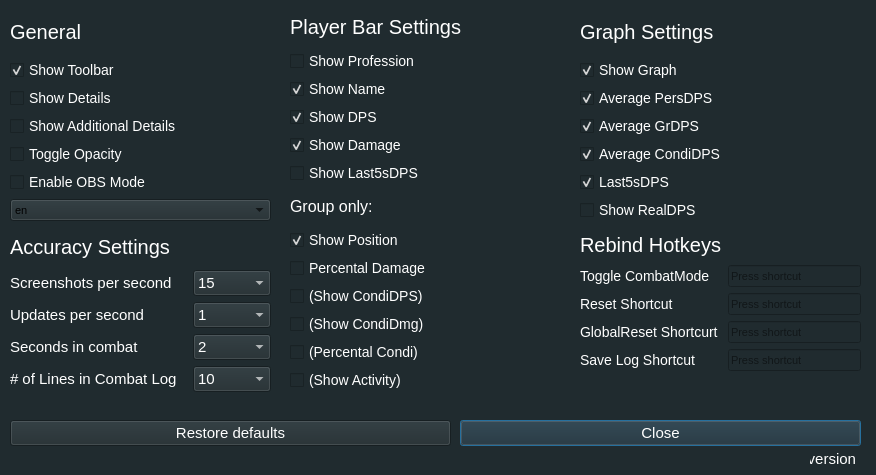
Old version of the form configurator.ui in the repository Tyrox92/Gw2SPECS.
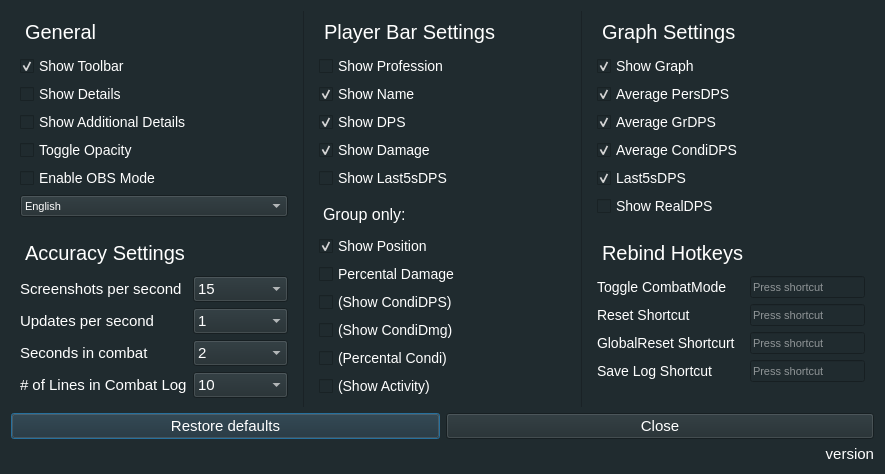
New version of the form.

Commit message:
Changed Options Layout and Renamed Translation Files
- Added new Layout to Options UI
- Renamed Translation names properly
- Added few new German Strings (French missing)

```diff
--- a/configurator.ui
+++ b/configurator.ui
@@ -6,8 +6,8 @@
    <rect>
     <x>0</x>
     <y>0</y>
-    <width>876</width>
-    <height>475</height>
+    <width>885</width>
+    <height>458</height>
    </rect>
   </property>
   <property name="sizePolicy">
@@ -33,42 +33,9 @@
   <property name="modal">
    <bool>false</bool>
   </property>
-  <widget class="QPushButton" name="pushButtonReset_2">
-   <property name="geometry">
-    <rect>
-     <x>460</x>
-     <y>420</y>
-     <width>401</width>
-     <height>26</height>
-    </rect>
-   </property>
-   <property name="sizePolicy">
-    <sizepolicy hsizetype="Minimum" vsizetype="Fixed">
-     <horstretch>0</horstretch>
-     <verstretch>0</verstretch>
-    </sizepolicy>
-   </property>
-   <property name="font">
-    <font>
-     <pointsize>11</pointsize>
-    </font>
-   </property>
-   <property name="styleSheet">
-    <string notr="true">color: rgb(255, 255, 255);</string>
-   </property>
-   <property name="text">
-    <string>Close</string>
-   </property>
-  </widget>
+  <layout class="QGridLayout" name="gridLayout_6">
+   <item row="2" column="0" colspan="3">
   <widget class="QPushButton" name="pushButtonReset">
-   <property name="geometry">
-    <rect>
-     <x>10</x>
-     <y>420</y>
-     <width>441</width>
-     <height>26</height>
-    </rect>
-   </property>
    <property name="sizePolicy">
     <sizepolicy hsizetype="Minimum" vsizetype="Fixed">
      <horstretch>0</horstretch>
@@ -87,15 +54,30 @@
     <string>Restore defaults</string>
    </property>
   </widget>
+   </item>
+   <item row="2" column="3" colspan="3">
+    <widget class="QPushButton" name="pushButtonReset_2">
+     <property name="sizePolicy">
+      <sizepolicy hsizetype="Minimum" vsizetype="Fixed">
+       <horstretch>0</horstretch>
+       <verstretch>0</verstretch>
+      </sizepolicy>
+     </property>
+     <property name="font">
+      <font>
+       <pointsize>11</pointsize>
+      </font>
+     </property>
+     <property name="styleSheet">
+      <string notr="true">color: rgb(255, 255, 255);</string>
+     </property>
+     <property name="text">
+      <string>Close</string>
+     </property>
+    </widget>
+   </item>
+   <item row="3" column="5">
   <widget class="QLabel" name="labelVersion">
-   <property name="geometry">
-    <rect>
-     <x>810</x>
-     <y>450</y>
-     <width>46</width>
-     <height>18</height>
-    </rect>
-   </property>
    <property name="sizePolicy">
     <sizepolicy hsizetype="Preferred" vsizetype="Preferred">
      <horstretch>0</horstretch>
@@ -128,153 +110,125 @@
     <bool>true</bool>
    </property>
   </widget>
+   </item>
+   <item row="0" column="0" alignment="Qt::AlignTop">
+    <widget class="QWidget" name="widget_2" native="true">
+     <property name="sizePolicy">
+      <sizepolicy hsizetype="MinimumExpanding" vsizetype="Preferred">
+       <horstretch>0</horstretch>
+       <verstretch>0</verstretch>
+      </sizepolicy>
+     </property>
+     <property name="minimumSize">
+      <size>
+       <width>265</width>
+       <height>0</height>
+      </size>
+     </property>
+     <layout class="QGridLayout" name="gridLayout_2">
+      <item row="0" column="0">
+       <widget class="QLabel" name="label">
+        <property name="styleSheet">
+         <string notr="true">color: rgb(255,255,255);font-size:20px;margin:0px 0px 5px -5px</string>
+        </property>
+        <property name="text">
+         <string>General</string>
+        </property>
+       </widget>
+      </item>
+      <item row="1" column="0">
+       <widget class="QCheckBox" name="checkBoxToolbar">
+        <property name="styleSheet">
+         <string notr="true">color:white;font-size:14px;</string>
+        </property>
+        <property name="text">
+         <string>Show Toolbar</string>
+        </property>
+        <property name="checked">
+         <bool>true</bool>
+        </property>
+       </widget>
+      </item>
+      <item row="2" column="0">
+       <widget class="QCheckBox" name="checkBoxDetails">
+        <property name="styleSheet">
+         <string notr="true">color:white;font-size:14px;</string>
+        </property>
+        <property name="text">
+         <string>Show Details</string>
+        </property>
+       </widget>
+      </item>
+      <item row="3" column="0">
+       <widget class="QCheckBox" name="checkBoxExtraDetails">
+        <property name="styleSheet">
+         <string notr="true">color:white;font-size:14px;</string>
+        </property>
+        <property name="text">
+         <string>Show Additional Details</string>
+        </property>
+       </widget>
+      </item>
+      <item row="4" column="0">
+       <widget class="QCheckBox" name="checkBoxOpacity">
+        <property name="styleSheet">
+         <string notr="true">color:white;font-size:14px;</string>
+        </property>
+        <property name="text">
+         <string>Toggle Opacity</string>
+        </property>
+       </widget>
+      </item>
+      <item row="5" column="0">
+       <widget class="QCheckBox" name="checkBoxOBS">
+        <property name="styleSheet">
+         <string notr="true">color:white;font-size:14px;</string>
+        </property>
+        <property name="text">
+         <string>Enable OBS Mode</string>
+        </property>
+       </widget>
+      </item>
+      <item row="6" column="0">
+       <widget class="QComboBox" name="comboBoxLanguage">
+        <property name="styleSheet">
+         <string notr="true">color: rgb(255, 255, 255);</string>
+        </property>
+        <item>
+         <property name="text">
+          <string>English</string>
+         </property>
+        </item>
+        <item>
+         <property name="text">
+          <string>Deutsch</string>
+         </property>
+        </item>
+        <item>
+         <property name="text">
+          <string>Francais</string>
+         </property>
+        </item>
+       </widget>
+      </item>
+     </layout>
+    </widget>
+   </item>
+   <item row="1" column="0" alignment="Qt::AlignTop">
   <widget class="QWidget" name="widget" native="true">
-   <property name="geometry">
-    <rect>
-     <x>10</x>
-     <y>230</y>
-     <width>261</width>
-     <height>162</height>
-    </rect>
+     <property name="sizePolicy">
+      <sizepolicy hsizetype="MinimumExpanding" vsizetype="Preferred">
+       <horstretch>0</horstretch>
+       <verstretch>0</verstretch>
+      </sizepolicy>
+     </property>
+     <property name="minimumSize">
+      <size>
+       <width>265</width>
+       <height>0</height>
+      </size>
    </property>
    <layout class="QGridLayout" name="gridLayout">
-    <item row="0" column="0" colspan="2">
-     <widget class="QLabel" name="label_2">
-      <property name="styleSheet">
-       <string notr="true">color: rgb(255,255,255);font-size:20px</string>
-      </property>
-      <property name="text">
-       <string>Accuracy Settings</string>
-      </property>
-     </widget>
-    </item>
-    <item row="1" column="0" colspan="2">
-     <widget class="QLabel" name="labelScreenshots">
-      <property name="font">
-       <font>
-        <family>MS Shell Dlg 2</family>
-        <pointsize>11</pointsize>
-        <weight>50</weight>
-        <italic>false</italic>
-        <bold>false</bold>
-       </font>
-      </property>
-      <property name="styleSheet">
-       <string notr="true">color: rgb(255, 255, 255);</string>
-      </property>
-      <property name="text">
-       <string>Screenshots per second</string>
-      </property>
-      <property name="alignment">
-       <set>Qt::AlignLeading|Qt::AlignLeft|Qt::AlignVCenter</set>
-      </property>
-     </widget>
-    </item>
-    <item row="1" column="2" colspan="2">
-     <widget class="QComboBox" name="comboBoxScreenshots">
-      <property name="font">
-       <font>
-        <family>MS Shell Dlg 2</family>
-        <pointsize>11</pointsize>
-        <weight>50</weight>
-        <italic>false</italic>
-        <bold>false</bold>
-       </font>
-      </property>
-      <property name="styleSheet">
-       <string notr="true">color: rgb(255, 255, 255);</string>
-      </property>
-      <property name="currentText">
-       <string>15</string>
-      </property>
-      <property name="currentIndex">
-       <number>0</number>
-      </property>
-      <item>
-       <property name="text">
-        <string>15</string>
-       </property>
-      </item>
-      <item>
-       <property name="text">
-        <string>20</string>
-       </property>
-      </item>
-      <item>
-       <property name="text">
-        <string>25</string>
-       </property>
-      </item>
-     </widget>
-    </item>
-    <item row="2" column="0">
-     <widget class="QLabel" name="labelUpdates">
-      <property name="font">
-       <font>
-        <family>MS Shell Dlg 2</family>
-        <pointsize>11</pointsize>
-        <weight>50</weight>
-        <italic>false</italic>
-        <bold>false</bold>
-       </font>
-      </property>
-      <property name="styleSheet">
-       <string notr="true">color: rgb(255, 255, 255);</string>
-      </property>
-      <property name="text">
-       <string>Updates per second</string>
-      </property>
-      <property name="alignment">
-       <set>Qt::AlignLeading|Qt::AlignLeft|Qt::AlignVCenter</set>
-      </property>
-     </widget>
-    </item>
-    <item row="3" column="0">
-     <widget class="QLabel" name="labelSecondsInCombat">
-      <property name="font">
-       <font>
-        <family>MS Shell Dlg 2</family>
-        <pointsize>11</pointsize>
-        <weight>50</weight>
-        <italic>false</italic>
-        <bold>false</bold>
-       </font>
-      </property>
-      <property name="styleSheet">
-       <string notr="true">color: rgb(255, 255, 255);</string>
-      </property>
-      <property name="text">
-       <string>Seconds in combat</string>
-      </property>
-      <property name="alignment">
-       <set>Qt::AlignLeading|Qt::AlignLeft|Qt::AlignVCenter</set>
-      </property>
-     </widget>
-    </item>
-    <item row="2" column="2" colspan="2">
-     <widget class="QComboBox" name="comboBoxUpdates">
-      <property name="font">
-       <font>
-        <family>MS Shell Dlg 2</family>
-        <pointsize>11</pointsize>
-        <weight>50</weight>
-        <italic>false</italic>
-        <bold>false</bold>
-       </font>
-      </property>
-      <property name="styleSheet">
-       <string notr="true">color: rgb(255, 255, 255);</string>
-      </property>
-      <property name="currentIndex">
-       <number>0</number>
-      </property>
-      <item>
-       <property name="text">
-        <string>1</string>
-       </property>
-      </item>
-     </widget>
-    </item>
     <item row="3" column="2" colspan="2">
      <widget class="QComboBox" name="comboBoxSecondsInCombat">
       <property name="font">
@@ -386,282 +340,165 @@
       </item>
      </widget>
     </item>
-   </layout>
-  </widget>
-  <widget class="QWidget" name="widget_2" native="true">
-   <property name="geometry">
-    <rect>
-     <x>10</x>
-     <y>10</y>
-     <width>261</width>
-     <height>211</height>
-    </rect>
-   </property>
-   <layout class="QGridLayout" name="gridLayout_2">
-    <item row="0" column="0">
-     <widget class="QLabel" name="label">
+      <item row="3" column="0" colspan="2">
+       <widget class="QLabel" name="labelSecondsInCombat">
+        <property name="font">
+         <font>
+          <family>MS Shell Dlg 2</family>
+          <pointsize>11</pointsize>
+          <weight>50</weight>
+          <italic>false</italic>
+          <bold>false</bold>
+         </font>
+        </property>
       <property name="styleSheet">
-       <string notr="true">color: rgb(255,255,255);font-size:20px</string>
+         <string notr="true">color: rgb(255, 255, 255);</string>
       </property>
       <property name="text">
-       <string>General</string>
-      </property>
-     </widget>
-    </item>
-    <item row="1" column="0">
-     <widget class="QCheckBox" name="checkBoxToolbar">
-      <property name="styleSheet">
-       <string notr="true">color:white;font-size:14px;</string>
-      </property>
-      <property name="text">
-       <string>Show Toolbar</string>
-      </property>
-      <property name="checked">
-       <bool>true</bool>
-      </property>
-     </widget>
-    </item>
-    <item row="2" column="0">
-     <widget class="QCheckBox" name="checkBoxDetails">
-      <property name="styleSheet">
-       <string notr="true">color:white;font-size:14px;</string>
-      </property>
-      <property name="text">
-       <string>Show Details</string>
-      </property>
-     </widget>
-    </item>
-    <item row="3" column="0">
-     <widget class="QCheckBox" name="checkBoxExtraDetails">
+         <string>Seconds in combat</string>
+        </property>
+        <property name="alignment">
+         <set>Qt::AlignLeading|Qt::AlignLeft|Qt::AlignVCenter</set>
+        </property>
+       </widget>
+      </item>
+      <item row="2" column="0" colspan="2">
+       <widget class="QLabel" name="labelUpdates">
+        <property name="font">
+         <font>
+          <family>MS Shell Dlg 2</family>
+          <pointsize>11</pointsize>
+          <weight>50</weight>
+          <italic>false</italic>
+          <bold>false</bold>
+         </font>
+        </property>
       <property name="styleSheet">
-       <string notr="true">color:white;font-size:14px;</string>
+         <string notr="true">color: rgb(255, 255, 255);</string>
       </property>
       <property name="text">
-       <string>Show Additional Details</string>
-      </property>
-     </widget>
-    </item>
-    <item row="4" column="0">
-     <widget class="QCheckBox" name="checkBoxOpacity">
-      <property name="styleSheet">
-       <string notr="true">color:white;font-size:14px;</string>
-      </property>
-      <property name="text">
-       <string>Toggle Opacity</string>
-      </property>
-     </widget>
-    </item>
-    <item row="5" column="0">
-     <widget class="QCheckBox" name="checkBoxOBS">
-      <property name="styleSheet">
-       <string notr="true">color:white;font-size:14px;</string>
-      </property>
-      <property name="text">
-       <string>Enable OBS Mode</string>
-      </property>
-     </widget>
-    </item>
-    <item row="6" column="0">
-     <widget class="QComboBox" name="comboBoxLanguage">
-      <item>
-       <property name="text">
-        <string>en</string>
-       </property>
-      </item>
-      <item>
-       <property name="text">
-        <string>de</string>
-       </property>
-      </item>
-      <item>
-       <property name="text">
-        <string>fr</string>
-       </property>
-      </item>
-     </widget>
-    </item>
-   </layout>
-  </widget>
-  <widget class="QWidget" name="widget_3" native="true">
-   <property name="geometry">
-    <rect>
-     <x>290</x>
-     <y>10</y>
-     <width>271</width>
-     <height>381</height>
-    </rect>
-   </property>
-   <layout class="QGridLayout" name="gridLayout_3">
-    <property name="sizeConstraint">
-     <enum>QLayout::SetDefaultConstraint</enum>
-    </property>
-    <item row="6" column="0">
-     <widget class="QCheckBox" name="checkBox5sDPS">
+         <string>Updates per second</string>
+        </property>
+        <property name="alignment">
+         <set>Qt::AlignLeading|Qt::AlignLeft|Qt::AlignVCenter</set>
+        </property>
+       </widget>
+      </item>
+      <item row="1" column="0" colspan="2">
+       <widget class="QLabel" name="labelScreenshots">
+        <property name="font">
+         <font>
+          <family>MS Shell Dlg 2</family>
+          <pointsize>11</pointsize>
+          <weight>50</weight>
+          <italic>false</italic>
+          <bold>false</bold>
+         </font>
+        </property>
       <property name="styleSheet">
-       <string notr="true">color:white;font-size:14px;</string>
+         <string notr="true">color: rgb(255, 255, 255);</string>
       </property>
       <property name="text">
-       <string>Show Last5sDPS</string>
-      </property>
-      <property name="checked">
-       <bool>false</bool>
+         <string>Screenshots per second</string>
+        </property>
+        <property name="alignment">
+         <set>Qt::AlignLeading|Qt::AlignLeft|Qt::AlignVCenter</set>
       </property>
      </widget>
     </item>
-    <item row="9" column="0">
-     <widget class="QCheckBox" name="checkBoxPerDmg">
-      <property name="styleSheet">
-       <string notr="true">color:white;font-size:14px;</string>
-      </property>
-      <property name="text">
-       <string>Percental Damage</string>
-      </property>
-      <property name="checked">
-       <bool>false</bool>
-      </property>
-     </widget>
-    </item>
-    <item row="4" column="0">
-     <widget class="QCheckBox" name="checkBoxDPS">
+      <item row="2" column="2" colspan="2">
+       <widget class="QComboBox" name="comboBoxUpdates">
+        <property name="font">
+         <font>
+          <family>MS Shell Dlg 2</family>
+          <pointsize>11</pointsize>
+          <weight>50</weight>
+          <italic>false</italic>
+          <bold>false</bold>
+         </font>
+        </property>
       <property name="styleSheet">
-       <string notr="true">color:white;font-size:14px;</string>
-      </property>
-      <property name="text">
-       <string>Show DPS</string>
-      </property>
-      <property name="checked">
-       <bool>true</bool>
-      </property>
-     </widget>
-    </item>
-    <item row="3" column="0">
-     <widget class="QCheckBox" name="checkBoxName">
-      <property name="styleSheet">
-       <string notr="true">color:white;font-size:14px;</string>
-      </property>
+         <string notr="true">color: rgb(255, 255, 255);</string>
+        </property>
+        <property name="currentIndex">
+         <number>0</number>
+        </property>
+        <item>
       <property name="text">
-       <string>Show Name</string>
-      </property>
-      <property name="checked">
-       <bool>true</bool>
-      </property>
-     </widget>
-    </item>
-    <item row="2" column="0">
-     <widget class="QCheckBox" name="checkBoxProfColors">
-      <property name="styleSheet">
-       <string notr="true">color:white;font-size:14px;</string>
-      </property>
-      <property name="text">
-       <string>Show Profession</string>
-      </property>
-     </widget>
-    </item>
-    <item row="5" column="0">
-     <widget class="QCheckBox" name="checkBoxDamage">
-      <property name="styleSheet">
-       <string notr="true">color:white;font-size:14px;</string>
-      </property>
-      <property name="text">
-       <string>Show Damage</string>
-      </property>
-      <property name="checked">
-       <bool>true</bool>
-      </property>
-     </widget>
-    </item>
-    <item row="8" column="0">
-     <widget class="QCheckBox" name="checkBoxPosition">
-      <property name="enabled">
-       <bool>true</bool>
-      </property>
+          <string>1</string>
+         </property>
+        </item>
+       </widget>
+      </item>
+      <item row="1" column="2" colspan="2">
+       <widget class="QComboBox" name="comboBoxScreenshots">
+        <property name="font">
+         <font>
+          <family>MS Shell Dlg 2</family>
+          <pointsize>11</pointsize>
+          <weight>50</weight>
+          <italic>false</italic>
+          <bold>false</bold>
+         </font>
+        </property>
       <property name="styleSheet">
-       <string notr="true">color:white;font-size:14px;</string>
-      </property>
-      <property name="text">
-       <string>Show Position</string>
-      </property>
-      <property name="checked">
-       <bool>true</bool>
-      </property>
-     </widget>
-    </item>
-    <item row="7" column="0">
-     <widget class="QLabel" name="groupOnly">
-      <property name="styleSheet">
-       <string notr="true">color:white;font-size:16px;</string>
-      </property>
+         <string notr="true">color: rgb(255, 255, 255);</string>
+        </property>
+        <property name="currentText">
+         <string>15</string>
+        </property>
+        <property name="currentIndex">
+         <number>0</number>
+        </property>
+        <item>
       <property name="text">
-       <string>Group only:</string>
-      </property>
-     </widget>
-    </item>
-    <item row="10" column="0">
-     <widget class="QCheckBox" name="checkBoxCDPS">
-      <property name="styleSheet">
-       <string notr="true">color:white;font-size:14px;</string>
-      </property>
+          <string>15</string>
+         </property>
+        </item>
+        <item>
       <property name="text">
-       <string>(Show CondiDPS)</string>
-      </property>
-     </widget>
-    </item>
-    <item row="11" column="0">
-     <widget class="QCheckBox" name="checkBoxCDamage">
-      <property name="styleSheet">
-       <string notr="true">color:white;font-size:14px;</string>
-      </property>
+          <string>20</string>
+         </property>
+        </item>
+        <item>
       <property name="text">
-       <string>(Show CondiDmg)</string>
-      </property>
-     </widget>
-    </item>
-    <item row="13" column="0">
-     <widget class="QCheckBox" name="checkBoxActivity">
-      <property name="styleSheet">
-       <string notr="true">color:white;font-size:14px;</string>
-      </property>
-      <property name="text">
-       <string>(Show Activity)</string>
-      </property>
-     </widget>
-    </item>
-    <item row="12" column="0">
-     <widget class="QCheckBox" name="checkBoxCPerDmg">
+          <string>25</string>
+         </property>
+        </item>
+       </widget>
+      </item>
+      <item row="0" column="0" colspan="2">
+       <widget class="QLabel" name="label_2">
       <property name="styleSheet">
-       <string notr="true">color:white;font-size:14px;</string>
+         <string notr="true">color: rgb(255,255,255);font-size:20px;margin:0px 0px 5px -5px</string>
       </property>
       <property name="text">
-       <string>(Percental Condi)</string>
+         <string>Accuracy Settings</string>
       </property>
      </widget>
     </item>
-    <item row="1" column="0">
-     <widget class="QLabel" name="label_3">
-      <property name="styleSheet">
-       <string notr="true">color: rgb(255,255,255);font-size:20px</string>
-      </property>
-      <property name="text">
-       <string>Player Bar Settings</string>
-      </property>
-     </widget>
-    </item>
-   </layout>
-  </widget>
+     </layout>
+    </widget>
+   </item>
+   <item row="0" column="5" alignment="Qt::AlignTop">
   <widget class="QWidget" name="widget_4" native="true">
-   <property name="geometry">
-    <rect>
-     <x>580</x>
-     <y>10</y>
-     <width>281</width>
-     <height>211</height>
-    </rect>
+     <property name="sizePolicy">
+      <sizepolicy hsizetype="MinimumExpanding" vsizetype="Preferred">
+       <horstretch>0</horstretch>
+       <verstretch>0</verstretch>
+      </sizepolicy>
+     </property>
+     <property name="minimumSize">
+      <size>
+       <width>265</width>
+       <height>0</height>
+      </size>
    </property>
    <layout class="QGridLayout" name="gridLayout_4">
     <item row="4" column="0">
      <widget class="QLabel" name="label_4">
       <property name="styleSheet">
-       <string notr="true">color: rgb(255,255,255);font-size:20px</string>
+         <string notr="true">color: rgb(255,255,255);font-size:20px;margin:0px 0px 5px -5px</string>
       </property>
       <property name="text">
        <string>Graph Settings</string>
@@ -766,20 +603,26 @@
     </item>
    </layout>
   </widget>
+   </item>
+   <item row="1" column="5" alignment="Qt::AlignTop">
   <widget class="QWidget" name="widget_5" native="true">
-   <property name="geometry">
-    <rect>
-     <x>580</x>
-     <y>230</y>
-     <width>281</width>
-     <height>141</height>
-    </rect>
+     <property name="sizePolicy">
+      <sizepolicy hsizetype="MinimumExpanding" vsizetype="Preferred">
+       <horstretch>0</horstretch>
+       <verstretch>0</verstretch>
+      </sizepolicy>
+     </property>
+     <property name="minimumSize">
+      <size>
+       <width>265</width>
+       <height>0</height>
+      </size>
    </property>
    <layout class="QGridLayout" name="gridLayout_5">
     <item row="0" column="0" colspan="2">
      <widget class="QLabel" name="label_5">
       <property name="styleSheet">
-       <string notr="true">color: rgb(255,255,255);font-size:20px</string>
+         <string notr="true">color: rgb(255,255,255);font-size:20px;margin:0px 0px 5px -5px</string>
       </property>
       <property name="text">
        <string>Rebind Hotkeys</string>
@@ -817,7 +660,11 @@
      </widget>
     </item>
     <item row="3" column="2">
-     <widget class="QKeySequenceEdit" name="seqEditGlobalReset"/>
+       <widget class="QKeySequenceEdit" name="seqEditGlobalReset">
+        <property name="styleSheet">
+         <string notr="true">color: rgb(255, 255, 255);</string>
+        </property>
+       </widget>
     </item>
     <item row="4" column="0">
      <widget class="QLabel" name="labelShortcut4">
@@ -830,16 +677,234 @@
      </widget>
     </item>
     <item row="1" column="2">
-     <widget class="QKeySequenceEdit" name="seqEditCombatMode"/>
+       <widget class="QKeySequenceEdit" name="seqEditCombatMode">
+        <property name="styleSheet">
+         <string notr="true">color: rgb(255, 255, 255);</string>
+        </property>
+       </widget>
     </item>
     <item row="2" column="2">
-     <widget class="QKeySequenceEdit" name="seqEditReset"/>
+       <widget class="QKeySequenceEdit" name="seqEditReset">
+        <property name="styleSheet">
+         <string notr="true">color: rgb(255, 255, 255);</string>
+        </property>
+       </widget>
     </item>
     <item row="4" column="2">
-     <widget class="QKeySequenceEdit" name="seqEditSave"/>
+       <widget class="QKeySequenceEdit" name="seqEditSave">
+        <property name="styleSheet">
+         <string notr="true">color: rgb(255, 255, 255);</string>
+        </property>
+       </widget>
     </item>
    </layout>
   </widget>
+   </item>
+   <item row="0" column="2" rowspan="2" colspan="2" alignment="Qt::AlignTop">
+    <widget class="QWidget" name="widget_3" native="true">
+     <property name="sizePolicy">
+      <sizepolicy hsizetype="MinimumExpanding" vsizetype="Preferred">
+       <horstretch>0</horstretch>
+       <verstretch>0</verstretch>
+      </sizepolicy>
+     </property>
+     <property name="minimumSize">
+      <size>
+       <width>265</width>
+       <height>0</height>
+      </size>
+     </property>
+     <property name="styleSheet">
+      <string notr="true"/>
+     </property>
+     <layout class="QGridLayout" name="gridLayout_3">
+      <property name="sizeConstraint">
+       <enum>QLayout::SetDefaultConstraint</enum>
+      </property>
+      <item row="4" column="0">
+       <widget class="QCheckBox" name="checkBoxDPS">
+        <property name="styleSheet">
+         <string notr="true">color:white;font-size:14px;</string>
+        </property>
+        <property name="text">
+         <string>Show DPS</string>
+        </property>
+        <property name="checked">
+         <bool>true</bool>
+        </property>
+       </widget>
+      </item>
+      <item row="6" column="0">
+       <widget class="QCheckBox" name="checkBox5sDPS">
+        <property name="styleSheet">
+         <string notr="true">color:white;font-size:14px;</string>
+        </property>
+        <property name="text">
+         <string>Show Last5sDPS</string>
+        </property>
+        <property name="checked">
+         <bool>false</bool>
+        </property>
+       </widget>
+      </item>
+      <item row="9" column="0">
+       <widget class="QCheckBox" name="checkBoxPerDmg">
+        <property name="styleSheet">
+         <string notr="true">color:white;font-size:14px;</string>
+        </property>
+        <property name="text">
+         <string>Percental Damage</string>
+        </property>
+        <property name="checked">
+         <bool>false</bool>
+        </property>
+       </widget>
+      </item>
+      <item row="8" column="0">
+       <widget class="QCheckBox" name="checkBoxPosition">
+        <property name="enabled">
+         <bool>true</bool>
+        </property>
+        <property name="styleSheet">
+         <string notr="true">color:white;font-size:14px;</string>
+        </property>
+        <property name="text">
+         <string>Show Position</string>
+        </property>
+        <property name="checked">
+         <bool>true</bool>
+        </property>
+       </widget>
+      </item>
+      <item row="5" column="0">
+       <widget class="QCheckBox" name="checkBoxDamage">
+        <property name="styleSheet">
+         <string notr="true">color:white;font-size:14px;</string>
+        </property>
+        <property name="text">
+         <string>Show Damage</string>
+        </property>
+        <property name="checked">
+         <bool>true</bool>
+        </property>
+       </widget>
+      </item>
+      <item row="2" column="0">
+       <widget class="QCheckBox" name="checkBoxProfColors">
+        <property name="styleSheet">
+         <string notr="true">color:white;font-size:14px;</string>
+        </property>
+        <property name="text">
+         <string>Show Profession</string>
+        </property>
+       </widget>
+      </item>
+      <item row="3" column="0">
+       <widget class="QCheckBox" name="checkBoxName">
+        <property name="styleSheet">
+         <string notr="true">color:white;font-size:14px;</string>
+        </property>
+        <property name="text">
+         <string>Show Name</string>
+        </property>
+        <property name="checked">
+         <bool>true</bool>
+        </property>
+       </widget>
+      </item>
+      <item row="7" column="0">
+       <widget class="QLabel" name="groupOnly">
+        <property name="styleSheet">
+         <string notr="true">color:white;font-size:16px;margin:10px 0px 5px -5px</string>
+        </property>
+        <property name="text">
+         <string>Group only:</string>
+        </property>
+       </widget>
+      </item>
+      <item row="1" column="0">
+       <widget class="QLabel" name="label_3">
+        <property name="styleSheet">
+         <string notr="true">color: rgb(255,255,255);font-size:20px;margin:0px 0px 5px -5px</string>
+        </property>
+        <property name="text">
+         <string>Player Bar Settings</string>
+        </property>
+       </widget>
+      </item>
+      <item row="11" column="0">
+       <widget class="QCheckBox" name="checkBoxCDamage">
+        <property name="styleSheet">
+         <string notr="true">color:white;font-size:14px;</string>
+        </property>
+        <property name="text">
+         <string>(Show CondiDmg)</string>
+        </property>
+       </widget>
+      </item>
+      <item row="10" column="0">
+       <widget class="QCheckBox" name="checkBoxCDPS">
+        <property name="styleSheet">
+         <string notr="true">color:white;font-size:14px;</string>
+        </property>
+        <property name="text">
+         <string>(Show CondiDPS)</string>
+        </property>
+       </widget>
+      </item>
+      <item row="13" column="0">
+       <widget class="QCheckBox" name="checkBoxActivity">
+        <property name="styleSheet">
+         <string notr="true">color:white;font-size:14px;</string>
+        </property>
+        <property name="text">
+         <string>(Show Activity)</string>
+        </property>
+       </widget>
+      </item>
+      <item row="12" column="0">
+       <widget class="QCheckBox" name="checkBoxCPerDmg">
+        <property name="styleSheet">
+         <string notr="true">color:white;font-size:14px;</string>
+        </property>
+        <property name="text">
+         <string>(Percental Condi)</string>
+        </property>
+       </widget>
+      </item>
+     </layout>
+    </widget>
+   </item>
+   <item row="0" column="1" rowspan="2">
+    <widget class="QWidget" name="widget_6" native="true">
+     <property name="minimumSize">
+      <size>
+       <width>1</width>
+       <height>0</height>
+      </size>
+     </property>
+     <property name="styleSheet">
+      <string notr="true">background: rgba(0,0,0,0.2)</string>
+     </property>
+    </widget>
+   </item>
+   <item row="0" column="4" rowspan="2">
+    <widget class="QWidget" name="widget_7" native="true">
+     <property name="minimumSize">
+      <size>
+       <width>1</width>
+       <height>0</height>
+      </size>
+     </property>
+     <property name="layoutDirection">
+      <enum>Qt::LeftToRight</enum>
+     </property>
+     <property name="styleSheet">
+      <string notr="true">background: rgba(0,0,0,0.2)</string>
+     </property>
+    </widget>
+   </item>
+  </layout>
  </widget>
  <resources/>
  <connections>
```
Lines whose indentation alone changed are shown as unchanged. The commit also changes 10 other files.
